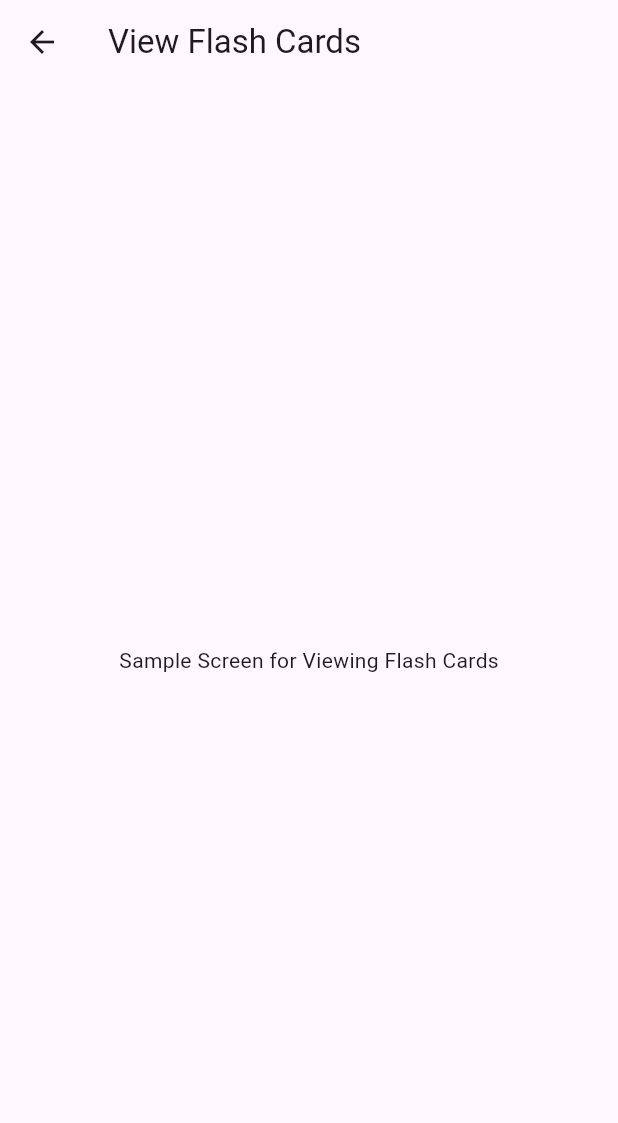
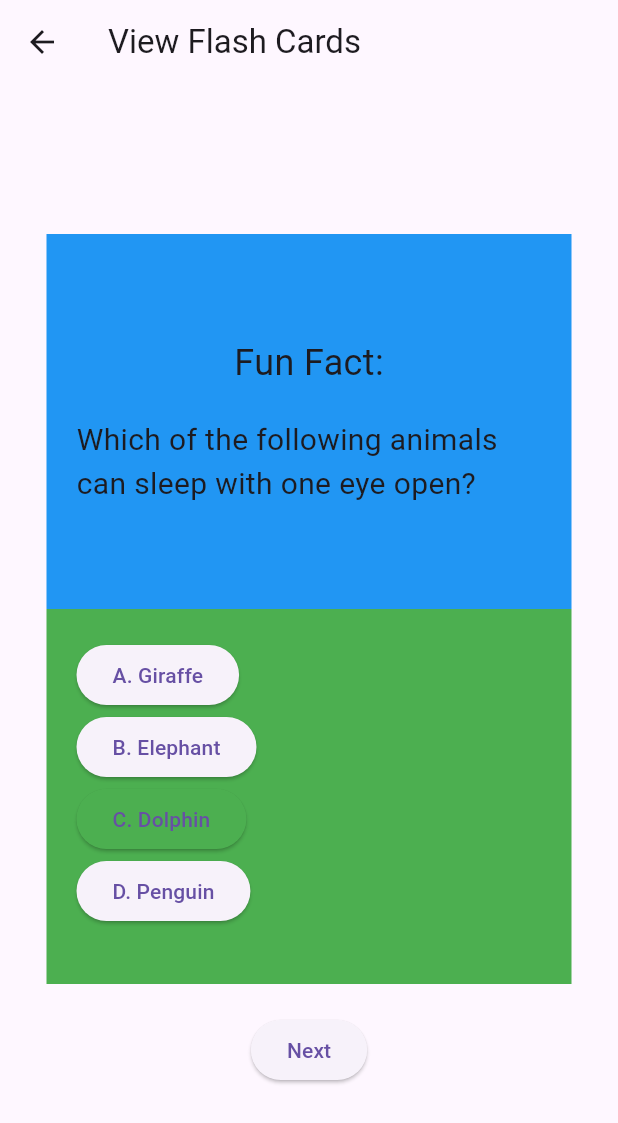
Before and after one commit to kanam23/MobileAppProject, a Flutter app: the ViewFlashCardsScreen screen opened by its route, on a phone screen of 412 x 824 dp. Shown: the top 1123 px of the screen. Run offline on Flutter 3.47's test engine with Material 3 defaults, Android fonts, the phone set to English and light mode, and no system bars.

Commit message:
View Flash Cards screen update
Added widgets to "View Flash Cards" screen for the "front" and "back" of the cards with some sample questions and answers.

```diff
--- a/lib/main.dart
+++ b/lib/main.dart
@@ -3,7 +3,7 @@ import 'package:flutter/material.dart';
 void main() => runApp(const FlashCardApp());
 
 class FlashCardApp extends StatelessWidget {
-  const FlashCardApp({super.key});
+  const FlashCardApp({super.key, Key? key});
 
   @override
   Widget build(BuildContext context) {
@@ -69,8 +69,44 @@ class HomeScreen extends StatelessWidget {
   }
 }
 
-class ViewFlashCardsScreen extends StatelessWidget {
+class ViewFlashCardsScreen extends StatefulWidget {
   const ViewFlashCardsScreen({super.key});
+
+  @override
+  _ViewFlashCardsScreenState createState() => _ViewFlashCardsScreenState();
+}
+
+class _ViewFlashCardsScreenState extends State<ViewFlashCardsScreen> {
+  int _currentIndex = 0;
+
+  final List<Map<String, dynamic>> flashCards = [
+    {
+      'question': 'Which of the following animals can sleep with one eye open?',
+      'options': ['A. Giraffe', 'B. Elephant', 'C. Dolphin', 'D. Penguin'],
+      'correctOption': 'C. Dolphin',
+    },
+    {
+      'question': 'How many bones does an adult human have?',
+      'options': ['A. 206', 'B. 212', 'C. 196', 'D. 220'],
+      'correctOption': 'A. 206',
+    },
+    {
+      'question': 'What is the tallest building in the world?',
+      'options': [
+        'A. Burj Khalifa',
+        'B. Shanghai Tower',
+        'C. Abraj Al Bait Clock Tower',
+        'D. Taipei 101'
+      ],
+      'correctOption': 'A. Burj Khalifa',
+    },
+  ];
+
+  void _nextCard() {
+    setState(() {
+      _currentIndex = (_currentIndex + 1) % flashCards.length;
+    });
+  }
 
   @override
   Widget build(BuildContext context) {
@@ -78,8 +114,60 @@ class ViewFlashCardsScreen extends StatelessWidget {
       appBar: AppBar(
         title: const Text('View Flash Cards'),
       ),
-      body: const Center(
-        child: Text('Sample Screen for Viewing Flash Cards'),
+      body: Center(
+        child: Column(
+          mainAxisAlignment: MainAxisAlignment.center,
+          children: <Widget>[
+            // Front of the flash card
+            Container(
+              width: 350,
+              height: 250,
+              padding: const EdgeInsets.all(20.0),
+              color: Colors.blue,
+              child: Column(
+                mainAxisAlignment: MainAxisAlignment.center,
+                children: [
+                  const Text(
+                    'Fun Fact:',
+                    style: TextStyle(fontSize: 24),
+                  ),
+                  const SizedBox(height: 20),
+                  Text(
+                    flashCards[_currentIndex]['question'],
+                    style: const TextStyle(fontSize: 20),
+                  ),
+                ],
+              ),
+            ),
+            // Back of the flash card with answer choices
+            Container(
+              width: 350,
+              height: 250,
+              padding: const EdgeInsets.all(20.0),
+              color: Colors.green,
+              child: Column(
+                crossAxisAlignment: CrossAxisAlignment.start,
+                children: <Widget>[
+                  for (final option in flashCards[_currentIndex]['options'])
+                    ElevatedButton(
+                      onPressed: () {},
+                      style:
+                          option == flashCards[_currentIndex]['correctOption']
+                              ? ElevatedButton.styleFrom(
+                                  backgroundColor: Colors.green)
+                              : null,
+                      child: Text(option),
+                    ),
+                ],
+              ),
+            ),
+            const SizedBox(height: 20),
+            ElevatedButton(
+              onPressed: _nextCard,
+              child: const Text('Next'),
+            ),
+          ],
+        ),
       ),
     );
   }
```
